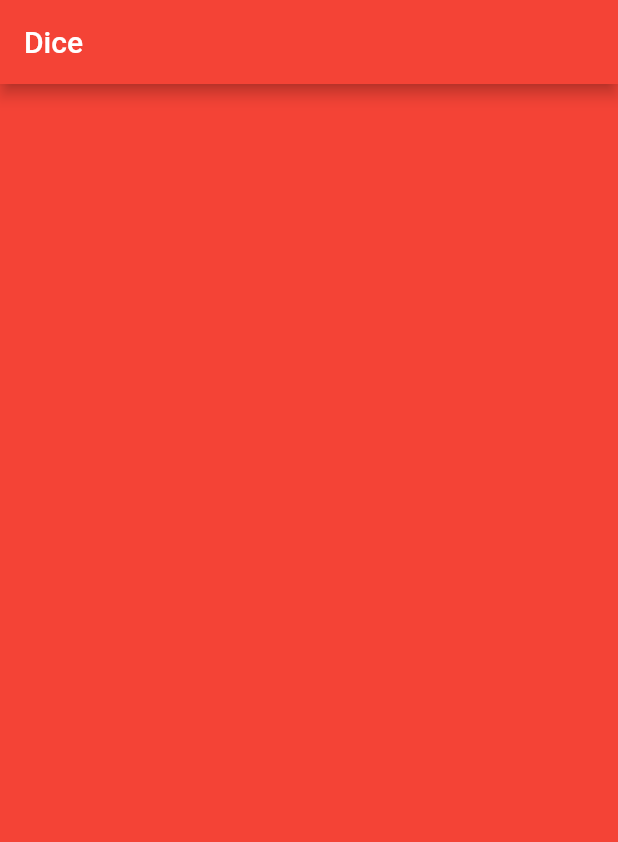
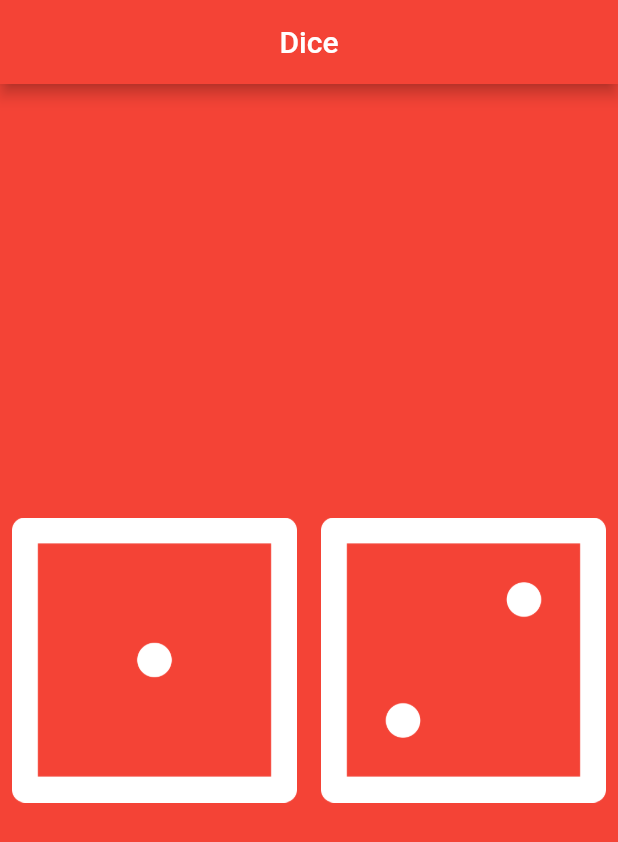
Before and after one commit to aleemElmozogi/dicee-flutterApp, a Flutter app: the screen it shows after launch, on a phone screen of 412 x 824 dp. Shown: the top 842 px of the screen. Run offline on Flutter 3.47's test engine with Material 2 defaults, Android fonts, the phone set to English and light mode, and no system bars.

```diff
--- a/lib/main.dart
+++ b/lib/main.dart
@@ -1,12 +1,15 @@
+import 'package:flutter/cupertino.dart';
 import 'package:flutter/material.dart';
-
+import 'dart:math';
 void main() {
   return runApp(
     MaterialApp(
       home: Scaffold(
         backgroundColor: Colors.red,
         appBar: AppBar(
-          title: Text('Dice'),
+          title: Center(
+            child: Text('Dice'),
+          ),
           backgroundColor: Colors.red,
         ),
         body: DicePage(),
@@ -15,9 +18,46 @@ void main() {
   );
 }
 
-class DicePage extends StatelessWidget {
+class DicePage extends StatefulWidget {
+  const DicePage({Key? key}) : super(key: key);
+
+  @override
+  _DicePageState createState() => _DicePageState();
+}
+
+class _DicePageState extends State<DicePage> {
+  int leftDice  =  1;
+  int rightDice  =  2;
+
   @override
   Widget build(BuildContext context) {
-    return Container();
+    return Center(
+      child: Center(
+        child: Row(
+          children: <Widget>[
+            Expanded(
+              child: TextButton(
+                onPressed: () {
+                  setState(() {
+                    leftDice = Random().nextInt(6) + 1;
+                  });
+                },
+                child: Image.asset('images/dice$leftDice.png'),
+              ),
+            ),
+            Expanded(
+              child: TextButton(
+                onPressed: () {
+                  setState(() {
+                    rightDice = Random().nextInt(6) + 1;
+                  });
+                },
+                child: Image.asset('images/dice$rightDice.png'),
+              ),
+            ),
+          ],
+        ),
+      ),
+    );
   }
 }
```
Also changed, not shown: 1 other file.
